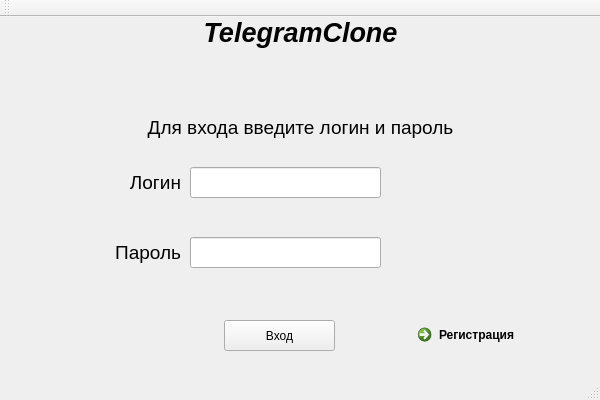
This is QtMessangerClient/AuthentWindow.ui in PracticalTasks/QtMessangerClient as Qt 5 draws it before an edit. The edited form follows.
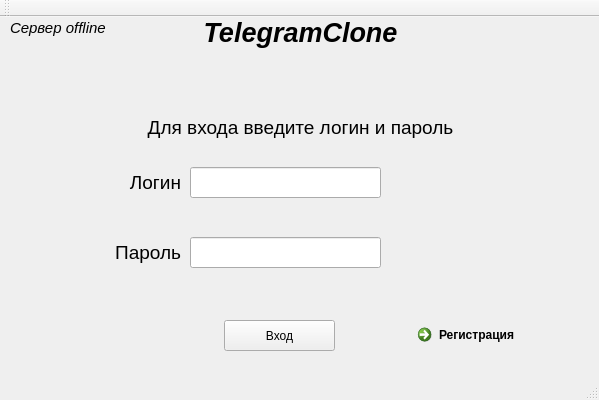
This is the edited form.

The edit to the form file:
```diff
--- a/QtMessangerClient/AuthentWindow.ui
+++ b/QtMessangerClient/AuthentWindow.ui
@@ -6,7 +6,7 @@
    <rect>
     <x>0</x>
     <y>0</y>
-    <width>600</width>
+    <width>599</width>
     <height>400</height>
    </rect>
   </property>
@@ -180,6 +180,25 @@
      <set>Qt::AlignCenter</set>
     </property>
    </widget>
+   <widget class="QLabel" name="serverInfolabel">
+    <property name="geometry">
+     <rect>
+      <x>10</x>
+      <y>0</y>
+      <width>111</width>
+      <height>21</height>
+     </rect>
+    </property>
+    <property name="font">
+     <font>
+      <pointsize>11</pointsize>
+      <italic>true</italic>
+     </font>
+    </property>
+    <property name="text">
+     <string>Сервер offline</string>
+    </property>
+   </widget>
   </widget>
   <widget class="QMenuBar" name="menuBar">
    <property name="geometry">
```
Left out of the diff: 2 changed lines with no effect on the pictures.
